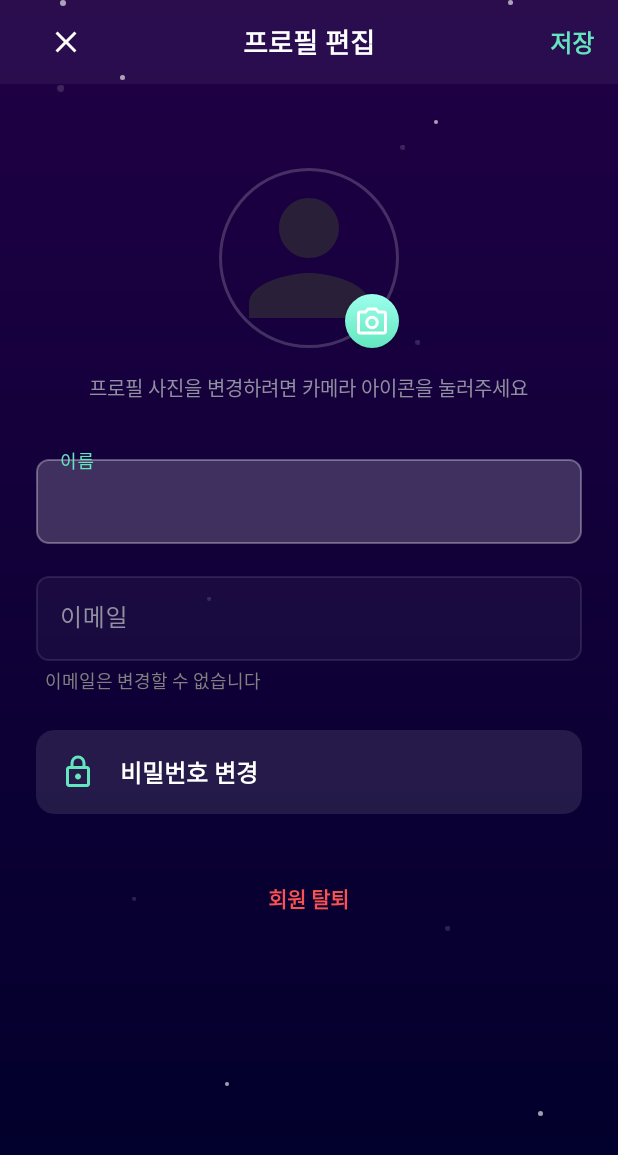
After one commit to yabisinsa/SERA_software_team_project_2025-10-10, an Android app: the ProfileEditActivity screen opened directly, with no data from a screen before it, on a phone screen of 412 x 824 dp. The commit adds this screen. Shown: the top 1155 px of the screen. Run offline under Robolectric (Android 15) with nearby library versions, the phone set to English and light mode, and no system bars; our stand-ins replace CircleImageView.

Commit message:
2025-11-15 19:09 박기훈: "프로필 화면(편집, 로그아웃) 구현"
프로필 편집 화면 추가(저장 기능 미구현), 로그아웃 클릭 시 로그인 화면으로 이동

```diff
--- a/app/src/main/java/com/example/sera/ProfileActivity.java
+++ b/app/src/main/java/com/example/sera/ProfileActivity.java
@@ -6,6 +6,8 @@ import android.os.Bundle;
 import android.widget.ImageButton;
 import android.widget.Toast;
 import android.view.View;
+import android.content.Intent;
+import android.widget.Button;
 
 public class ProfileActivity extends BaseActivity {
 
@@ -33,22 +35,27 @@ public class ProfileActivity extends BaseActivity {
             });
         }
 
-        // 2. 로그아웃 카드뷰 연결 및 이벤트 설정
+        // 2. 로그아웃 버튼 -> 로그인 화면으로 이동
         CardView cardLogout = findViewById(R.id.card_logout);
         if (cardLogout != null) {
-            cardLogout.setOnClickListener(new View.OnClickListener() {
-                @Override
-                public void onClick(View v) {
-                    // 실제 로그아웃 로직 대신 토스트 메시지를 표시합니다.
-                    Toast.makeText(ProfileActivity.this, "로그아웃을 시도합니다.", Toast.LENGTH_SHORT).show();
+            cardLogout.setOnClickListener(v -> {
+                Toast.makeText(ProfileActivity.this, "로그아웃 되었습니다.", Toast.LENGTH_SHORT).show();
 
-                    // TODO: 실제 앱에서는 여기에 로그아웃 처리 및 로그인 화면으로 이동하는 Intent 로직을 추가해야 합니다.
-                }
+                // 로그인 화면(MainActivity)으로 이동
+                Intent intent = new Intent(ProfileActivity.this, MainActivity.class);
+                // [중요] 이전의 모든 Activity 스택을 지우고 새 화면을 띄움
+                intent.addFlags(Intent.FLAG_ACTIVITY_NEW_TASK | Intent.FLAG_ACTIVITY_CLEAR_TASK);
+                startActivity(intent);
             });
         }
 
-        // 3. (선택적) 프로필 편집 버튼 연결
-        // Button btnEditProfile = findViewById(R.id.btn_edit_profile);
-        // 여기에 편집 기능 시작 로직을 추가할 수 있습니다.
+        // 3. 프로필 편집 버튼 -> ProfileEditActivity로 이동
+        Button btnEditProfile = findViewById(R.id.btn_edit_profile);
+        if (btnEditProfile != null) {
+            btnEditProfile.setOnClickListener(v -> {
+                Intent intent = new Intent(ProfileActivity.this, ProfileEditActivity.class);
+                startActivity(intent);
+            });
+        }
     }
 }
--- /dev/null
+++ b/app/src/main/java/com/example/sera/ProfileEditActivity.java
@@ -0,0 +1,113 @@
+package com.example.sera;
+
+import android.app.Activity;
+import android.content.Intent;
+import android.net.Uri;
+import android.os.Bundle;
+import android.provider.MediaStore;
+import android.widget.Toast;
+import androidx.activity.result.ActivityResultLauncher;
+import androidx.activity.result.contract.ActivityResultContracts;
+import androidx.appcompat.app.AlertDialog;
+
+// ViewBinding Import
+import com.example.sera.databinding.ActivityProfileEditBinding;
+
+public class ProfileEditActivity extends BaseActivity { // 1. BaseActivity 상속
+
+    private ActivityProfileEditBinding binding;
+    private Uri newProfileImageUri = null; // 1. [추가] 선택된 이미지 URI를 저장할 변수
+    private ActivityResultLauncher<Intent> galleryLauncher; // 2. [추가] 갤러리 실행기
+
+    // 2. 별 ID 배열 (background_layout.xml과 일치)
+    private final int[] STAR_IDS = new int[]{
+            R.id.star_13, R.id.star_14, R.id.star_15, R.id.star_16,
+            R.id.star_17, R.id.star_18, R.id.star_19, R.id.star_20, R.id.star_21
+    };
+
+    @Override
+    protected void onCreate(Bundle savedInstanceState) {
+        super.onCreate(savedInstanceState);
+        binding = ActivityProfileEditBinding.inflate(getLayoutInflater());
+        setContentView(binding.getRoot());
+
+        // 3. 별 애니메이션 적용
+        applyStarAnimation(STAR_IDS);
+
+        // 3. [추가] 갤러리 실행기 초기화 (onCreate에 추가)
+        galleryLauncher = registerForActivityResult(
+                new ActivityResultContracts.StartActivityForResult(),
+                result -> {
+                    // 4. [추가] 갤러리에서 이미지를 선택했을 때의 콜백
+                    if (result.getResultCode() == Activity.RESULT_OK && result.getData() != null) {
+                        newProfileImageUri = result.getData().getData();
+                        // 5. [추가] CircleImageView에 선택한 이미지 표시
+                        binding.ivProfileImage.setImageURI(newProfileImageUri);
+                    }
+                });
+
+        // 4. 리스너 연결
+        setupClickListeners();
+
+        // 5. TODO: ProfileActivity에서 이름, 이메일, 사진 URI를 Intent로 받아와서
+        //    binding.editTextName.setText(...) 등으로 채워줘야 합니다.
+    }
+
+    private void setupClickListeners() {
+        // "취소" 버튼
+        binding.btnCancel.setOnClickListener(v -> {
+            finish(); // 현재 액티비티 종료
+        });
+
+        // "저장" 버튼
+        binding.btnSave.setOnClickListener(v -> {
+
+            String newName = binding.editTextName.getText().toString();
+
+            if (newProfileImageUri != null) {
+                // TODO: newProfileImageUri를 서버에 업로드하거나, 내부 저장소에 복사
+                System.out.println("새 이미지 저장: " + newProfileImageUri.toString());
+            }
+            // TODO: 새 이름 저장
+            System.out.println("새 이름 저장: " + newName);
+
+            Toast.makeText(this, "프로필이 저장되었습니다.", Toast.LENGTH_SHORT).show();
+            finish(); // 저장 후 현재 액티비티 종료
+        });
+
+        // "사진 변경" 버튼
+        binding.btnEditImage.setOnClickListener(v -> {
+            Intent intent = new Intent(Intent.ACTION_PICK, MediaStore.Images.Media.EXTERNAL_CONTENT_URI);
+            galleryLauncher.launch(intent);
+        });
+
+        // "비밀번호 변경" 버튼
+        binding.cardChangePassword.setOnClickListener(v -> {
+            // TODO: 비밀번호 변경 Activity로 이동
+            Toast.makeText(this, "비밀번호 변경 (구현 필요)", Toast.LENGTH_SHORT).show();
+        });
+
+        // "회원 탈퇴" 버튼
+        binding.btnDeleteAccount.setOnClickListener(v -> {
+            showDeleteDialog(); // 팝업창 띄우기
+        });
+    }
+
+    /**
+     * Figma 디자인과 동일한 '회원 탈퇴' 확인 팝업창을 띄웁니다.
+     */
+    private void showDeleteDialog() {
+        new AlertDialog.Builder(this)
+                .setTitle("정말 탈퇴하시겠습니까?")
+                .setMessage("회원 탈퇴 시 모든 데이터가 삭제되며 복구할 수 없습니다. 정말로 S.E.R.A. 서비스를 탈퇴하시겠습니까?")
+                .setPositiveButton("탈퇴하기", (dialog, which) -> {
+                    // TODO: 실제 회원 탈퇴 로직 구현
+                    Toast.makeText(this, "회원 탈퇴가 처리되었습니다.", Toast.LENGTH_SHORT).show();
+                    // TODO: 모든 Activity를 종료하고 로그인 화면(MainActivity)으로 이동
+                })
+                .setNegativeButton("취소", (dialog, which) -> {
+                    dialog.dismiss(); // 팝업창 닫기
+                })
+                .show();
+    }
+}
--- /dev/null
+++ b/app/src/main/res/drawable/ic_camera.xml
@@ -0,0 +1,9 @@
+<vector xmlns:android="http://schemas.android.com/apk/res/android"
+    android:width="24dp"
+    android:height="24dp"
+    android:viewportWidth="960"
+    android:viewportHeight="960">
+  <path
+      android:pathData="M480,700q75,0 127.5,-52.5T660,520q0,-75 -52.5,-127.5T480,340q-75,0 -127.5,52.5T300,520q0,75 52.5,127.5T480,700ZM480,620q-42,0 -71,-29t-29,-71q0,-42 29,-71t71,-29q42,0 71,29t29,71q0,42 -29,71t-71,29ZM160,840q-33,0 -56.5,-23.5T80,760v-480q0,-33 23.5,-56.5T160,200h126l74,-80h240l74,80h126q33,0 56.5,23.5T880,280v480q0,33 -23.5,56.5T800,840L160,840ZM160,760h640v-480L638,280l-73,-80L395,200l-73,80L160,280v480ZM480,520Z"
+      android:fillColor="#1f1f1f"/>
+</vector>
--- /dev/null
+++ b/app/src/main/res/drawable/ic_lock.xml
@@ -0,0 +1,9 @@
+<vector xmlns:android="http://schemas.android.com/apk/res/android"
+    android:width="24dp"
+    android:height="24dp"
+    android:viewportWidth="960"
+    android:viewportHeight="960">
+  <path
+      android:pathData="M240,880q-33,0 -56.5,-23.5T160,800v-400q0,-33 23.5,-56.5T240,320h40v-80q0,-83 58.5,-141.5T480,40q83,0 141.5,58.5T680,240v80h40q33,0 56.5,23.5T800,400v400q0,33 -23.5,56.5T720,880L240,880ZM240,800h480v-400L240,400v400ZM480,680q33,0 56.5,-23.5T560,600q0,-33 -23.5,-56.5T480,520q-33,0 -56.5,23.5T400,600q0,33 23.5,56.5T480,680ZM360,320h240v-80q0,-50 -35,-85t-85,-35q-50,0 -85,35t-35,85v80ZM240,800v-400,400Z"
+      android:fillColor="#1f1f1f"/>
+</vector>
--- /dev/null
+++ b/app/src/main/res/drawable/rounded_edittext_disabled.xml
@@ -0,0 +1,11 @@
+<?xml version="1.0" encoding="utf-8"?>
+<shape xmlns:android="http://schemas.android.com/apk/res/android"
+    android:shape="rectangle">
+
+    <corners android:radius="8dp" />
+
+    <solid android:color="#0AFFFFFF" />
+
+    <stroke android:width="1dp" android:color="#1AFFFFFF" />
+
+</shape>
--- /dev/null
+++ b/app/src/main/res/layout/activity_profile_edit.xml
@@ -0,0 +1,196 @@
+<?xml version="1.0" encoding="utf-8"?>
+<androidx.constraintlayout.widget.ConstraintLayout
+    xmlns:android="http://schemas.android.com/apk/res/android"
+    xmlns:app="http://schemas.android.com/apk/res-auto"
+    xmlns:tools="http://schemas.android.com/tools"
+    android:layout_width="match_parent"
+    android:layout_height="match_parent"
+    tools:context=".ProfileEditActivity">
+
+    <include layout="@layout/background_layout" />
+
+    <com.google.android.material.appbar.AppBarLayout
+        android:id="@+id/appBarLayout"
+        android:layout_width="match_parent"
+        android:layout_height="wrap_content"
+        app:layout_constraintTop_toTopOf="parent"
+        android:background="#0DFFFFFF"
+        app:elevation="0dp"
+        android:theme="@style/Theme.AppCompat.DayNight.DarkActionBar">
+        <com.google.android.material.appbar.MaterialToolbar
+            android:id="@+id/toolbar"
+            android:layout_width="match_parent"
+            android:layout_height="?attr/actionBarSize">
+
+            <ImageButton
+                android:id="@+id/btn_cancel"
+                android:layout_width="wrap_content"
+                android:layout_height="match_parent"
+                android:src="@drawable/ic_close_white_24dp"
+                android:background="?attr/selectableItemBackgroundBorderless"
+                android:paddingHorizontal="16dp"
+                android:layout_gravity="start"
+                app:tint="@android:color/white"
+                android:contentDescription="취소" />
+
+            <TextView
+                android:layout_width="wrap_content"
+                android:layout_height="wrap_content"
+                android:text="프로필 편집"
+                android:textColor="@android:color/white"
+                android:textSize="18sp"
+                android:textStyle="bold"
+                android:layout_gravity="center" />
+
+            <TextView
+                android:id="@+id/btn_save"
+                android:layout_width="wrap_content"
+                android:layout_height="match_parent"
+                android:text="저장"
+                android:textColor="@color/mint_color"
+                android:textSize="16sp"
+                android:textStyle="bold"
+                android:gravity="center"
+                android:paddingHorizontal="16dp"
+                android:layout_gravity="end"
+                android:background="?attr/selectableItemBackgroundBorderless" />
+
+        </com.google.android.material.appbar.MaterialToolbar>
+    </com.google.android.material.appbar.AppBarLayout>
+
+    <ScrollView
+        android:layout_width="match_parent"
+        android:layout_height="0dp"
+        app:layout_constraintTop_toBottomOf="@id/appBarLayout"
+        app:layout_constraintBottom_toBottomOf="parent"
+        android:scrollbars="none">
+
+        <LinearLayout
+            android:layout_width="match_parent"
+            android:layout_height="wrap_content"
+            android:orientation="vertical"
+            android:padding="24dp"
+            android:gravity="center_horizontal">
+
+            <FrameLayout
+                android:layout_width="120dp"
+                android:layout_height="120dp"
+                android:layout_marginTop="32dp"
+                android:layout_marginBottom="16dp">
+
+                <de.hdodenhof.circleimageview.CircleImageView
+                    android:id="@+id/iv_profile_image"
+                    android:layout_width="match_parent"
+                    android:layout_height="match_parent"
+                    android:src="@drawable/default_profile_image"
+                    app:civ_border_width="2dp"
+                    app:civ_border_color="#30FFFFFF" />
+
+                <ImageButton
+                    android:id="@+id/btn_edit_image"
+                    android:layout_width="36dp"
+                    android:layout_height="36dp"
+                    android:layout_gravity="bottom|end"
+                    android:background="@drawable/circle_button_background"
+                    android:src="@drawable/ic_camera"
+                    app:tint="@android:color/white"
+                    android:padding="8dp"
+                    android:elevation="4dp"
+                    android:contentDescription="사진 변경" />
+            </FrameLayout>
+
+            <TextView
+                android:layout_width="wrap_content"
+                android:layout_height="wrap_content"
+                android:text="프로필 사진을 변경하려면 카메라 아이콘을 눌러주세요"
+                android:textColor="#9090A0"
+                android:textSize="13sp"
+                android:layout_marginBottom="32dp"/>
+
+            <com.google.android.material.textfield.TextInputLayout
+                android:layout_width="match_parent"
+                android:layout_height="wrap_content"
+                app:hintTextColor="@color/mint_color"
+                android:textColorHint="#9090A0">
+                <com.google.android.material.textfield.TextInputEditText
+                    android:id="@+id/editText_name"
+                    android:layout_width="match_parent"
+                    android:layout_height="wrap_content"
+                    android:background="@drawable/rounded_edittext_dark"
+                    android:hint="이름"
+                    android:inputType="textPersonName"
+                    android:textColor="@android:color/white"
+                    tools:text="김민지" />
+            </com.google.android.material.textfield.TextInputLayout>
+
+            <com.google.android.material.textfield.TextInputLayout
+                android:layout_width="match_parent"
+                android:layout_height="wrap_content"
+                android:layout_marginTop="16dp"
+                android:textColorHint="#9090A0">
+                <com.google.android.material.textfield.TextInputEditText
+                    android:id="@+id/editText_email"
+                    android:layout_width="match_parent"
+                    android:layout_height="wrap_content"
+                    android:background="@drawable/rounded_edittext_disabled"
+                    android:hint="이메일"
+                    android:inputType="textEmailAddress"
+                    android:textColor="#808080"
+                    android:enabled="false"
+                    tools:text="minji.kim@example.com" />
+            </com.google.android.material.textfield.TextInputLayout>
+            <TextView
+                android:layout_width="match_parent"
+                android:layout_height="wrap_content"
+                android:text="이메일은 변경할 수 없습니다"
+                android:textColor="#808080"
+                android:textSize="12sp"
+                android:layout_marginStart="4dp"
+                android:layout_marginTop="4dp"/>
+
+            <androidx.cardview.widget.CardView
+                android:id="@+id/card_change_password"
+                android:layout_width="match_parent"
+                android:layout_height="wrap_content"
+                android:layout_marginTop="24dp"
+                app:cardBackgroundColor="#1AFFFFFF"
+                app:cardCornerRadius="12dp"
+                app:cardElevation="0dp"
+                android:clickable="true"
+                android:focusable="true">
+                <LinearLayout
+                    android:layout_width="match_parent"
+                    android:layout_height="wrap_content"
+                    android:orientation="horizontal"
+                    android:padding="16dp"
+                    android:gravity="center_vertical">
+                    <ImageView
+                        android:layout_width="24dp"
+                        android:layout_height="24dp"
+                        android:src="@drawable/ic_lock"
+                        app:tint="@color/mint_color" />
+                    <TextView
+                        android:layout_width="wrap_content"
+                        android:layout_height="wrap_content"
+                        android:layout_marginStart="16dp"
+                        android:text="비밀번호 변경"
+                        android:textColor="@android:color/white"
+                        android:textSize="16sp"
+                        android:textStyle="bold" />
+                </LinearLayout>
+            </androidx.cardview.widget.CardView>
+
+            <Button
+                android:id="@+id/btn_delete_account"
+                android:layout_width="wrap_content"
+                android:layout_height="wrap_content"
+                android:text="회원 탈퇴"
+                android:textColor="#FA5252"
+                android:textStyle="bold"
+                android:layout_marginTop="32dp"
+                style="@style/Widget.AppCompat.Button.Borderless" />
+
+        </LinearLayout>
+    </ScrollView>
+
+</androidx.constraintlayout.widget.ConstraintLayout>
```
Also changed, not shown: app/src/main/AndroidManifest.xml (+9 -0 lines).
